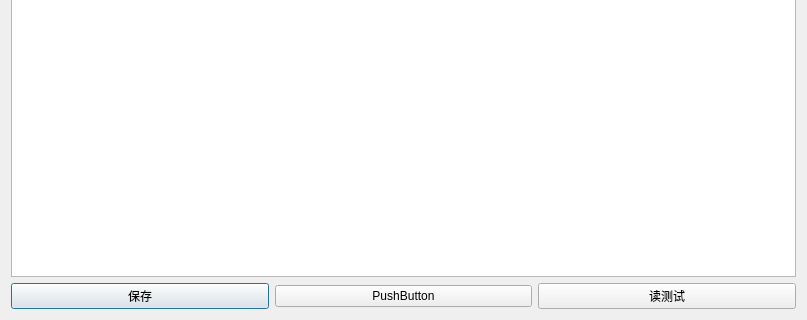
kane-zh/MES_control, file plugins/control5/configdialog.ui: the form before one commit; both pictures show x 0 to 807 and y 304 to 624 of the 807 by 624 pixel window.
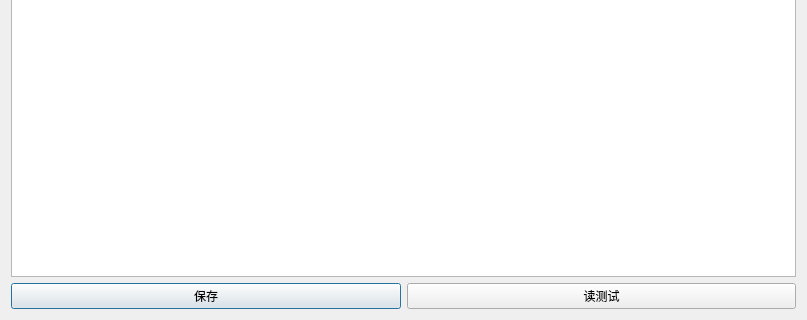
The form after the commit. Icons and pictures are not drawn.

The edit to the form file:
```diff
--- a/plugins/control5/configdialog.ui
+++ b/plugins/control5/configdialog.ui
@@ -28,22 +28,15 @@
      </property>
     </widget>
    </item>
-   <item row="0" column="0" colspan="3">
-    <widget class="QTableView" name="tableView"/>
-   </item>
-   <item row="1" column="2">
+   <item row="1" column="1">
     <widget class="QPushButton" name="read">
      <property name="text">
       <string>读测试</string>
      </property>
     </widget>
    </item>
-   <item row="1" column="1">
-    <widget class="QPushButton" name="pushButton">
-     <property name="text">
-      <string>PushButton</string>
-     </property>
-    </widget>
+   <item row="0" column="0" colspan="2">
+    <widget class="QTableView" name="tableView"/>
    </item>
   </layout>
  </widget>
```
